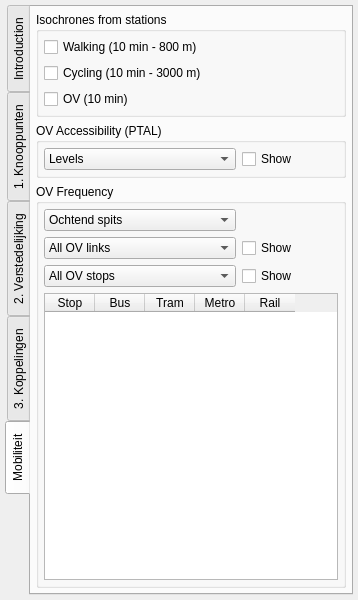
This is KPOpilot/kpo_datasysteem_pilot_dockwidget_base.ui in Deltametropool/kpo-pilot as Qt 5 draws it before an edit. The edited form follows.
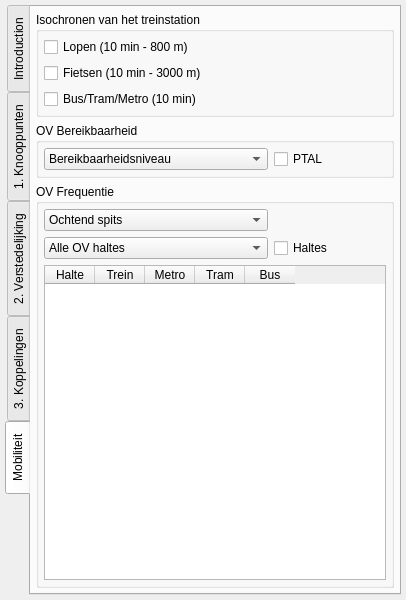
This is the edited form. The open tabs and pages were chosen to show the change.

Commit message: translated data model and UI

Patch:
```diff
--- a/KPOpilot/kpo_datasysteem_pilot_dockwidget_base.ui
+++ b/KPOpilot/kpo_datasysteem_pilot_dockwidget_base.ui
@@ -6,7 +6,7 @@
    <rect>
     <x>0</x>
     <y>0</y>
-    <width>358</width>
+    <width>406</width>
     <height>600</height>
    </rect>
   </property>
@@ -18,7 +18,7 @@
   </property>
   <property name="minimumSize">
    <size>
-    <width>358</width>
+    <width>406</width>
     <height>600</height>
    </size>
   </property>
@@ -780,7 +780,7 @@
         <item>
          <widget class="QGroupBox" name="isochroneBox">
           <property name="title">
-           <string>Isochrones from stations</string>
+           <string>Isochronen van het treinstation</string>
           </property>
           <layout class="QVBoxLayout" name="verticalLayout_7">
            <property name="leftMargin">
@@ -798,21 +798,21 @@
            <item>
             <widget class="QCheckBox" name="isochroneWalkCheck">
              <property name="text">
-              <string>Walking (10 min - 800 m)</string>
+              <string>Lopen (10 min - 800 m)</string>
              </property>
             </widget>
            </item>
            <item>
             <widget class="QCheckBox" name="isochroneBikeCheck">
              <property name="text">
-              <string>Cycling (10 min - 3000 m)</string>
+              <string>Fietsen (10 min - 3000 m)</string>
              </property>
             </widget>
            </item>
            <item>
             <widget class="QCheckBox" name="isochroneOvCheck">
              <property name="text">
-              <string>OV (10 min)</string>
+              <string>Bus/Tram/Metro (10 min)</string>
              </property>
             </widget>
            </item>
@@ -822,7 +822,7 @@
         <item>
          <widget class="QGroupBox" name="ptalBox">
           <property name="title">
-           <string>OV Accessibility (PTAL)</string>
+           <string>OV Bereikbaarheid</string>
           </property>
           <layout class="QHBoxLayout" name="horizontalLayout" stretch="2,1">
            <property name="leftMargin">
@@ -841,7 +841,7 @@
             <widget class="QComboBox" name="ptalSelectCombo">
              <item>
               <property name="text">
-               <string>Levels</string>
+               <string>Bereikbaarheidsniveau</string>
               </property>
              </item>
              <item>
@@ -854,7 +854,7 @@
            <item>
             <widget class="QCheckBox" name="ptalShowCheck">
              <property name="text">
-              <string>Show</string>
+              <string>PTAL</string>
              </property>
             </widget>
            </item>
@@ -864,7 +864,7 @@
         <item>
          <widget class="QGroupBox" name="frequencyBox">
           <property name="title">
-           <string>OV Frequency</string>
+           <string>OV Frequentie </string>
           </property>
           <layout class="QGridLayout" name="gridLayout_5" columnstretch="2,1">
            <property name="leftMargin">
@@ -879,24 +879,19 @@
            <property name="bottomMargin">
             <number>5</number>
            </property>
-           <item row="4" column="0" colspan="2">
+           <item row="3" column="0" colspan="2">
             <widget class="QTableWidget" name="stopSummaryTable">
              <attribute name="horizontalHeaderDefaultSectionSize">
               <number>50</number>
              </attribute>
              <column>
               <property name="text">
-               <string>Stop</string>
+               <string>Halte</string>
               </property>
              </column>
              <column>
               <property name="text">
-               <string>Bus</string>
-              </property>
-             </column>
-             <column>
-              <property name="text">
-               <string>Tram</string>
+               <string>Trein</string>
               </property>
              </column>
              <column>
@@ -906,57 +901,21 @@
              </column>
              <column>
               <property name="text">
-               <string>Rail</string>
+               <string>Tram</string>
+              </property>
+             </column>
+             <column>
+              <property name="text">
+               <string>Bus</string>
               </property>
              </column>
             </widget>
            </item>
            <item row="1" column="0">
-            <widget class="QComboBox" name="linkSelectCombo">
-             <item>
-              <property name="text">
-               <string>All OV links</string>
-              </property>
-             </item>
-             <item>
-              <property name="text">
-               <string>Rail links</string>
-              </property>
-             </item>
-             <item>
-              <property name="text">
-               <string>Metro links</string>
-              </property>
-             </item>
-             <item>
-              <property name="text">
-               <string>Tram links</string>
-              </property>
-             </item>
-             <item>
-              <property name="text">
-               <string>Bus links</string>
-              </property>
-             </item>
-             <item>
-              <property name="text">
-               <string>Veerboot links</string>
-              </property>
-             </item>
-            </widget>
-           </item>
-           <item row="1" column="1">
-            <widget class="QCheckBox" name="linkFrequencyCheck">
-             <property name="text">
-              <string>Show</string>
-             </property>
-            </widget>
-           </item>
-           <item row="2" column="0">
             <widget class="QComboBox" name="stopSelectCombo">
              <item>
               <property name="text">
-               <string>All OV stops</string>
+               <string>Alle OV haltes</string>
               </property>
              </item>
              <item>
@@ -986,10 +945,10 @@
              </item>
             </widget>
            </item>
-           <item row="2" column="1">
+           <item row="1" column="1">
             <widget class="QCheckBox" name="stopFrequencyCheck">
              <property name="text">
-              <string>Show</string>
+              <string>Haltes</string>
              </property>
             </widget>
            </item>
```
Left out of the diff: 82 changed lines with no effect on the pictures. The commit also changes 1 other file.
